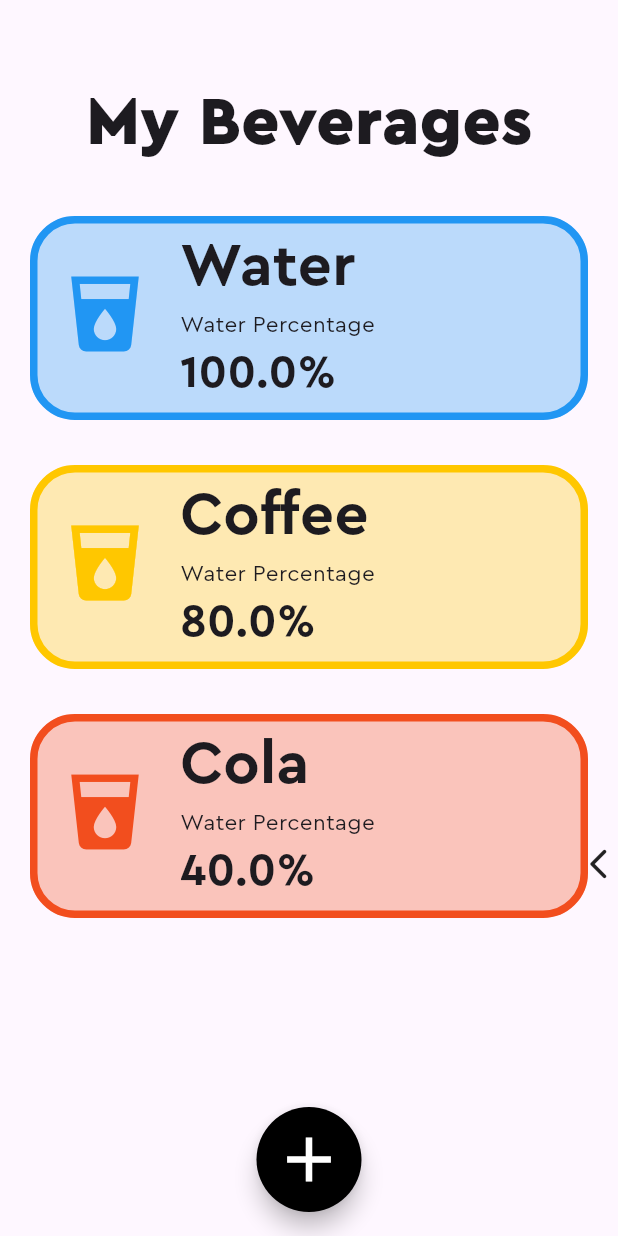
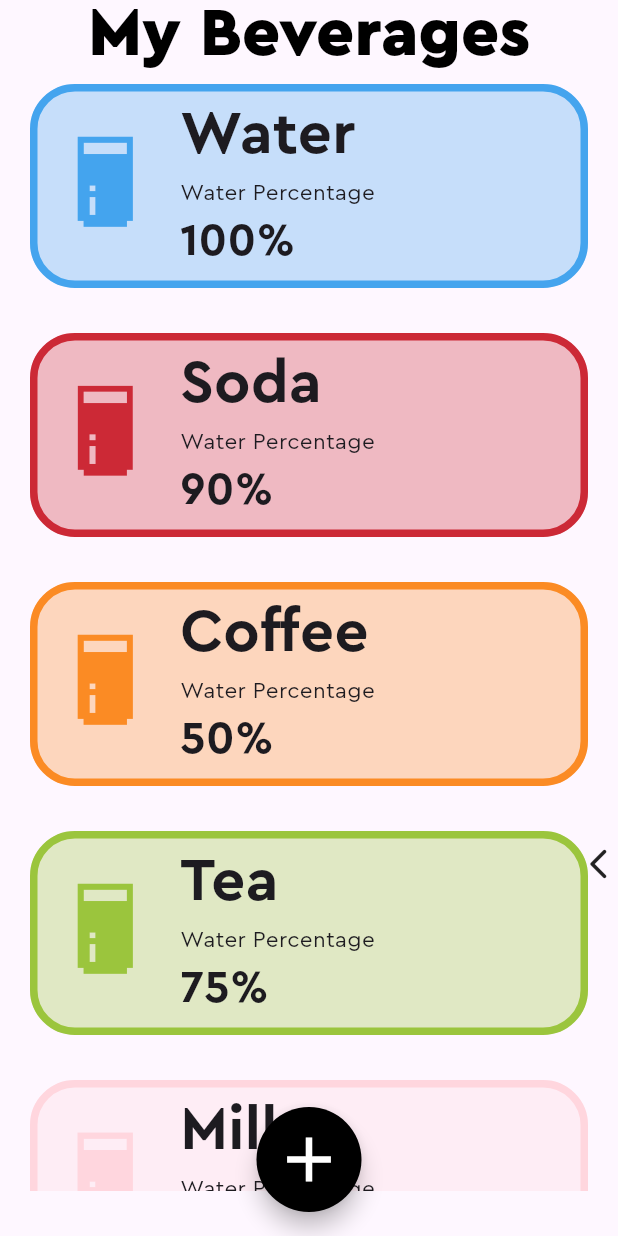
Before and after one commit to Anshu-79/aqua, a Flutter app: the screen it shows after launch, swiped to page 3, on a phone screen of 412 x 824 dp. Run offline on Flutter 3.47's test engine with Material 3 defaults, Android fonts, the phone set to English and light mode, and no system bars; drawn by our look-alikes of liquid_swipe; our stand-ins replace drift, numberpicker, sqlite3_flutter_libs; missing offline and left inert: sqlite3; accounts and stored records are empty; generated files the repository leaves out were written again; project files that could hold a hidden picture were left out.

Commit message:
integrate database with beverage menu

```diff
--- a/lib/beverage_menu.dart
+++ b/lib/beverage_menu.dart
@@ -1,5 +1,8 @@
+import 'package:aqua/icomoon_icons.dart';
 import 'package:flutter/material.dart';
 import 'package:aqua/utils.dart' as utils;
+
+import 'package:aqua/database/database.dart';
 
 class BeverageMenu extends StatefulWidget {
   const BeverageMenu({super.key});
@@ -9,58 +12,90 @@ class BeverageMenu extends StatefulWidget {
 }
 
 class _BeverageMenuState extends State<BeverageMenu> {
+  late Database _db;
+
+  @override
+  void initState() {
+    super.initState();
+
+    _db = Database();
+  }
+
+  @override
+  void dispose() {
+    _db.close();
+    super.dispose();
+  }
+
   @override
   Widget build(BuildContext context) {
     return Scaffold(
-      body: SingleChildScrollView(
-        child: Column(crossAxisAlignment: CrossAxisAlignment.center, children: [
-          const Padding(
-            padding: EdgeInsets.only(top: 50, bottom: 30),
-            child: Text(
-              "My Beverages",
-              style: utils.ThemeText.screenHeader,
-            ),
-          ),
-          Card(
-            margin: const EdgeInsets.fromLTRB(20, 0, 20, 30),
-            elevation: 0,
-            color: Colors.blue.withOpacity(0.3),
-            shape: const RoundedRectangleBorder(
-                borderRadius: BorderRadius.all(Radius.circular(30)),
-                side: BorderSide(color: Colors.blue, width: 5)),
-            child: const _BeverageCard(
-              beverageName: "Water",
-              beverageColor: Colors.blue,
-              waterFraction: 1.0,
-            ),
-          ),
-          Card(
-            margin: const EdgeInsets.fromLTRB(20, 0, 20, 30),
-            elevation: 0,
-            color: const Color(0xFFFFC700).withOpacity(0.3),
-            shape: const RoundedRectangleBorder(
-                borderRadius: BorderRadius.all(Radius.circular(30)),
-                side: BorderSide(color: Color(0xFFFFC700), width: 5)),
-            child: const _BeverageCard(
-              beverageName: "Coffee",
-              beverageColor: Color(0xFFFFC700),
-              waterFraction: 0.8,
-            ),
-          ),
-          Card(
-            margin: const EdgeInsets.fromLTRB(20, 0, 20, 30),
-            elevation: 0,
-            color: const Color(0xFFF24E1E).withOpacity(0.3),
-            shape: const RoundedRectangleBorder(
-                borderRadius: BorderRadius.all(Radius.circular(30)),
-                side: BorderSide(color: Color(0xFFF24E1E), width: 5)),
-            child: const _BeverageCard(
-              beverageName: "Cola",
-              beverageColor: Color(0xFFF24E1E),
-              waterFraction: 0.4,
-            ),
-          ),
-        ]),
+      //extendBodyBehindAppBar: true,
+      appBar: AppBar(
+        elevation: 0,
+        shape: BeveledRectangleBorder(
+            side: BorderSide.none, borderRadius: BorderRadius.circular(10)),
+        centerTitle: true,
+        surfaceTintColor: Theme.of(context).canvasColor,
+        titleTextStyle: utils.ThemeText.screenHeader,
+        title: Padding(
+          padding: const EdgeInsets.only(bottom: 30, top: 20),
+          child: Text("My Beverages",
+              style: TextStyle(
+                  color: Theme.of(context).primaryColor, fontFamily: "CeraPro")),
+        ),
+        foregroundColor: Theme.of(context).primaryColor,
+      ),
+      body: Padding(
+        padding: const EdgeInsets.only(bottom: 30),
+        child: FutureBuilder<List<Beverage>>(
+            future: _db.getBeverages(),
+            builder: (context, snapshot) {
+              final List<Beverage>? beverages = snapshot.data;
+
+              if (snapshot.connectionState != ConnectionState.done) {
+                return const Center(
+                  child: CircularProgressIndicator(),
+                );
+              }
+
+              if (snapshot.hasError) {
+                return Center(
+                  child: Text(snapshot.error.toString()),
+                );
+              }
+
+              if (beverages != null) {
+                return ListView.builder(
+                    itemCount: beverages.length,
+                    itemBuilder: (context, index) {
+                      final beverage = beverages[index];
+                      return Card(
+                        margin: const EdgeInsets.fromLTRB(20, 0, 20, 30),
+                        elevation: 0,
+                        color: Color(int.parse('0x${beverage.colorCode}'))
+                            .withOpacity(0.3),
+                        shape: RoundedRectangleBorder(
+                            borderRadius:
+                                const BorderRadius.all(Radius.circular(30)),
+                            side: BorderSide(
+                                color:
+                                    Color(int.parse('0x${beverage.colorCode}')),
+                                width: 5)),
+                        child: _BeverageCard(
+                            beverageName: beverage.bevName,
+                            beverageColor: beverage.colorCode,
+                            waterFraction: beverage.waterPercent),
+                      );
+                    });
+              } else {
+                return const Center(
+                    child: Text(
+                  "No beverages found. Try adding some!",
+                  style: utils.ThemeText.screenHeader,
+                ));
+              }
+            }),
       ),
       floatingActionButton: SizedBox(
         height: 70,
@@ -68,8 +103,8 @@ class _BeverageMenuState extends State<BeverageMenu> {
         child: FloatingActionButton(
           onPressed: () {},
           tooltip: "Add new beverage",
-          backgroundColor:  Theme.of(context).primaryColor,
-          splashColor: Colors.blue,
+          backgroundColor: Theme.of(context).primaryColor,
+          splashColor: Theme.of(context).splashColor,
           shape: const CircleBorder(eccentricity: 0),
           child: Icon(
             Icons.add,
@@ -89,15 +124,11 @@ class _BeverageCard extends StatelessWidget {
       required this.beverageColor,
       required this.waterFraction});
   final String beverageName;
-  final Color beverageColor;
-  final double waterFraction;
+  final String beverageColor;
+  final int waterFraction;
 
   Icon beverageIcon({required Color color}) {
-    return Icon(
-      Icons.local_drink,
-      color: color,
-      size: 60,
-    );
+    return Icon(Icomoon.water_glass_pixelart, color: color, size: 60);
   }
 
   @override
@@ -106,7 +137,7 @@ class _BeverageCard extends StatelessWidget {
       padding: const EdgeInsets.fromLTRB(20, 5, 20, 10),
       child: Row(
         children: [
-          beverageIcon(color: beverageColor),
+          beverageIcon(color: Color(int.parse("0x$beverageColor"))),
           Padding(
             padding: const EdgeInsets.only(left: 20),
             child: Column(
@@ -121,7 +152,7 @@ class _BeverageCard extends StatelessWidget {
                   style: utils.ThemeText.beverageSubtext,
                 ),
                 Text(
-                  '${(waterFraction * 100).toString()}%',
+                  '${waterFraction.toString()}%',
                   style: utils.ThemeText.beverageWaterPercentage,
                 ),
               ],
--- /dev/null
+++ b/lib/database/database.dart
@@ -0,0 +1,83 @@
+import 'dart:io';
+import 'package:drift/drift.dart';
+import 'package:drift/native.dart';
+import 'package:path_provider/path_provider.dart';
+import 'package:path/path.dart' as path;
+import 'package:flutter/services.dart' show rootBundle;
+import 'package:sqlite3/sqlite3.dart';
+import 'package:sqlite3_flutter_libs/sqlite3_flutter_libs.dart';
+
+import 'package:aqua/database/tables.dart';
+part 'database.g.dart';
+
+LazyDatabase _openConnection() {
+  return LazyDatabase(() async {
+
+    final dbFolder = await getApplicationDocumentsDirectory();
+    final file = File(path.join(dbFolder.path, 'aqua.sqlite'));
+
+    //if (!await file.exists()) {
+        // Extract the pre-populated database file from assets
+    final blob = await rootBundle.load('assets/aqua.db');
+    final buffer = blob.buffer;
+    await file.writeAsBytes(buffer.asUint8List(blob.offsetInBytes, blob.lengthInBytes));
+    //}
+
+    // Also work around limitations on old Android versions
+    if (Platform.isAndroid) {
+      await applyWorkaroundToOpenSqlite3OnOldAndroidVersions();
+    }
+
+    // Make sqlite3 pick a more suitable location for temporary files - the
+    // one from the system may be inaccessible due to sandboxing.
+    final cachebase = (await getTemporaryDirectory()).path;
+    // We can't access /tmp on Android, which sqlite3 would try by default.
+    // Explicitly tell it about the correct temporary directory.
+    sqlite3.tempDirectory = cachebase;
+
+    return NativeDatabase(file);
+  });
+}
+
+
+@DriftDatabase(tables: [Beverages, Drinks, Activities, Workouts, WaterGoals])
+class Database extends _$Database {
+  Database() : super(_openConnection());
+
+  @override
+  int get schemaVersion => 1;
+
+  Future<List<Activity>> getActivities() async {
+    return await select(activities).get();
+  }
+
+  Future<Activity> getActivity(int id) async {
+    return await (select(activities)..where((tbl) => tbl.activityID.equals(id))).getSingle();
+  }
+
+  Future<List<Beverage>> getBeverages() async {
+    return await select(beverages).get();
+  }
+
+  @override
+  MigrationStrategy get migration => MigrationStrategy(
+    //beforeOpen: (details) async => await customStatement("PRAGMA foreign_keys = ON"),
+    onCreate: (Migrator m) async {
+      await m.createAll();
+      print("Database created...");
+
+      await into(beverages).insert(const Beverage(bevID: 1, bevName: "Water", colorCode: "FF44A4EE", waterPercent: 100));
+      await into(beverages).insert(const Beverage(bevID: 2, bevName: "Soda", colorCode: "FFCC2936", waterPercent: 90));
+      await into(beverages).insert(const Beverage(bevID: 3, bevName: "Coffee", colorCode: "FFFB8B24", waterPercent: 50));
+      await into(beverages).insert(const Beverage(bevID: 4, bevName: "Tea", colorCode: "FF9BC53D", waterPercent: 75));
+      await into(beverages).insert(const Beverage(bevID: 5, bevName: "Milk", colorCode: "FFFFD6DE", waterPercent: 88));
+
+    },
+
+    onUpgrade: (Migrator m, int from, int to) async {
+      if (from == 1 && to == 2) {
+        // Add new columns, tables, or other schema changes
+      }
+    },
+      );
+}
--- a/lib/main.dart
+++ b/lib/main.dart
@@ -22,7 +22,7 @@ class Aqua extends StatelessWidget {
   Widget build(BuildContext context) {
 
     Brightness systemBrightness = Brightness.light;
-    //systemBrightness = MediaQuery.of(context).platformBrightness;
+    // systemBrightness = MediaQuery.of(context).platformBrightness;
 
     Color primaryColor = Colors.black;
     Color canvasColor = Colors.white;
```
Also changed, not shown: lib/database/tables.dart (added, +39 -0 lines), pubspec.yaml (+10 -0 lines), lib/database/database.g.dart (added), pubspec.lock, 7 other files.
